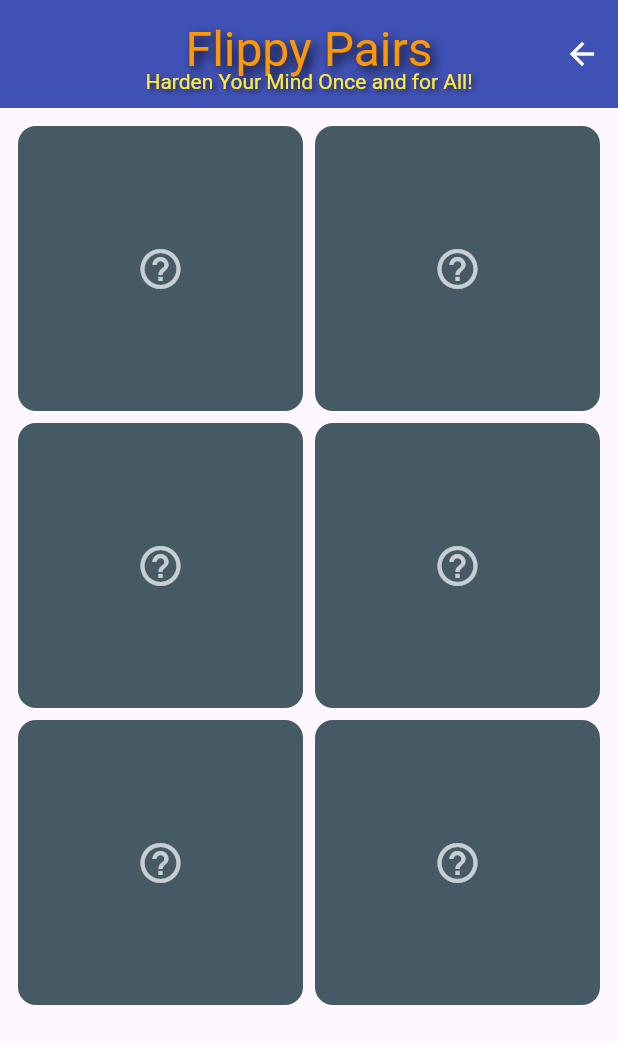
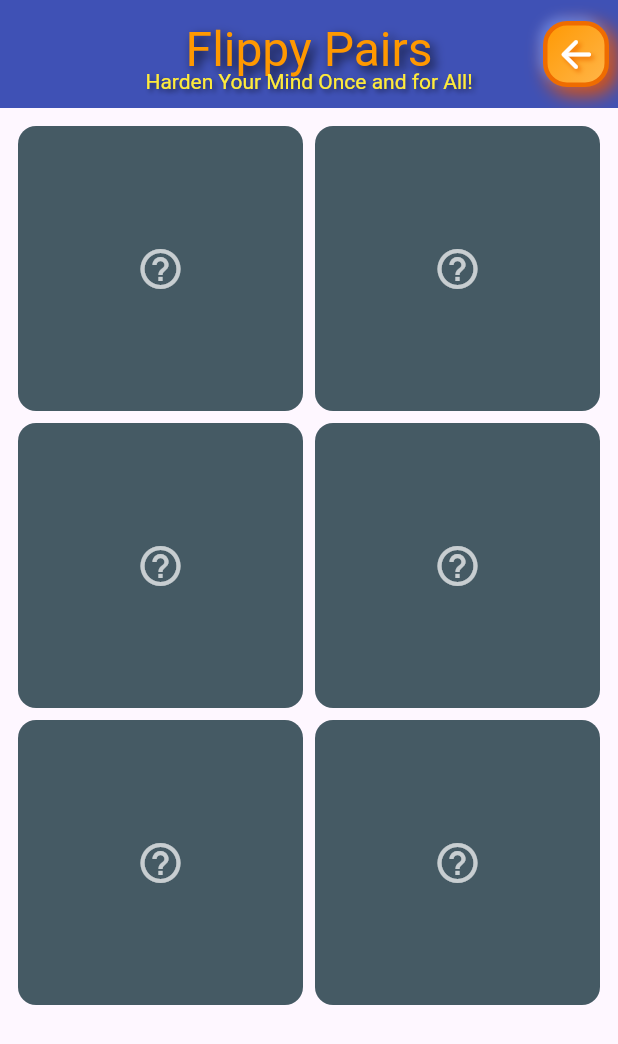
Before and after one commit to TangierDreams/flippy_pairs, a Flutter app: the screen it shows after launch, after a tap on "Start Playing!", on a phone screen of 412 x 824 dp. Shown: the top 1044 px of the screen. Run offline on Flutter 3.47's test engine with Material 3 defaults, Android fonts, the phone set to English and light mode, and no system bars; our stand-ins replace google_fonts, supabase_flutter; missing offline and left inert: flutter_soloud; accounts and stored records are empty; Roboto replaces fonts that are missing (Chewy).

Commit message:
26/09/2025

```diff
--- a/lib/PAGES/GAME/pag_game.dart
+++ b/lib/PAGES/GAME/pag_game.dart
@@ -56,7 +56,7 @@ class _PagGameState extends State<PagGame> {
       appBar: WidToolbar(
         showMenuButton: false,
         showBackButton: true,
-        showCloseButton: false,
+        //showCloseButton: false,
         subtitle: "Harden Your Mind Once and for All!",
       ),
       drawer: WidDrawer(),
--- a/lib/PAGES/SETTINGS/pag_settings.dart
+++ b/lib/PAGES/SETTINGS/pag_settings.dart
@@ -16,7 +16,6 @@ class PagSettings extends StatelessWidget {
       appBar: WidToolbar(
         showMenuButton: false,
         showBackButton: true,
-        showCloseButton: false,
       ),
 
       body: Center(
--- a/lib/PAGES/_HOME/pag_home.dart
+++ b/lib/PAGES/_HOME/pag_home.dart
@@ -1,13 +1,12 @@
+import 'package:flippy_pairs/SHARED/SERVICES/srv_sounds.dart';
 import 'package:flippy_pairs/SHARED/UTILS/constants.dart';
 import 'package:flutter/material.dart';
 import 'package:flippy_pairs/SHARED/WIDGETS/wid_toolbar.dart';
-import 'package:audioplayers/audioplayers.dart';
 
 // Variables globales:
 
 int rowsSelected = 3;
 int colsSelected = 2;
-final player = AudioPlayer();
 
 class PagHome extends StatefulWidget {
   const PagHome({super.key});
@@ -16,9 +15,7 @@ class PagHome extends StatefulWidget {
   State<PagHome> createState() => _PagHomeState();
 }
 
-
 class _PagHomeState extends State<PagHome> {
-
   // NEW: we keep track of the selected button index
 
   int selectedIndex = 0; // by default, first level selected
@@ -34,31 +31,24 @@ class _PagHomeState extends State<PagHome> {
     {"title": "9x8", "rows": 9, "cols": 8},
   ];
 
-
   @override
   Widget build(BuildContext context) {
-
     return Scaffold(
       //Toolbar:
       appBar: WidToolbar(
         showMenuButton: false,
         showBackButton: false,
-        showCloseButton: false,
+        //showCloseButton: false,
         subtitle: "Harden Your Mind Once and for All!",
       ),
 
       //drawer: MyDrawer(),
-
       body: Padding(
         padding: const EdgeInsets.all(20.0),
         child: Column(
           crossAxisAlignment: CrossAxisAlignment.stretch,
           children: [
-            Text(
-              'Difficulty',
-              textAlign: TextAlign.center,
-              style: AppTexts.textStyleOrange30,
-            ),
+            Text('Difficulty', textAlign: TextAlign.center, style: AppTexts.textStyleOrange30),
 
             const SizedBox(height: 15),
 
@@ -95,51 +85,37 @@ class _PagHomeState extends State<PagHome> {
   }
 }
 
-
 //------------------------------------------------------------------------------
 // Botón Play
 //------------------------------------------------------------------------------
 class PlayButton extends StatelessWidget {
-  const PlayButton({
-    super.key,
-  });
-
-  // static shared player so we can preload
-  static final AudioPlayer _player = AudioPlayer()..setSource(AssetSource('sounds/play.mp3'));
+  const PlayButton({super.key});
 
   @override
   Widget build(BuildContext context) {
+    return ElevatedButton(
+      onPressed: () async {
+        SrvSounds().emitPlaySound();
 
-    return ElevatedButton(
-      onPressed: () {
-        _player.resume(); // resume preloaded sound
-        Navigator.of(context).pushNamed(
-          '/game',
-          arguments: {'pRows': rowsSelected, 'pCols': colsSelected},
-        );
+        // Esperamos un poco para que se perciba el sonido
+        await Future.delayed(const Duration(milliseconds: 300));
+
+        if (context.mounted) {
+          Navigator.of(context).pushNamed('/game', arguments: {'pRows': rowsSelected, 'pCols': colsSelected});
+        }
       },
       style: ElevatedButton.styleFrom(
-        padding: const EdgeInsets.symmetric(
-          vertical: 15,
-          horizontal: 15,
-        ),
+        padding: const EdgeInsets.symmetric(vertical: 15, horizontal: 15),
         backgroundColor: AppColors.primary,
         foregroundColor: AppColors.contrast,
-        shape: RoundedRectangleBorder(
-          borderRadius: BorderRadius.circular(16),
-        ),
+        shape: RoundedRectangleBorder(borderRadius: BorderRadius.circular(16)),
         elevation: 10,
       ),
 
-      child: Text(
-        'Start Playing!',
-        style: AppTexts.textStyleOrange28,
-        textAlign: TextAlign.center,
-      ),
+      child: Text('Start Playing!', style: AppTexts.textStyleOrange28, textAlign: TextAlign.center),
     );
   }
 }
-
 
 //------------------------------------------------------------------------------
 // Boton de nivel.
@@ -162,33 +138,23 @@ class LevelButton extends StatelessWidget {
 
   @override
   Widget build(BuildContext context) {
-
-
-
     return AnimatedScale(
-      scale: selected ? 1.1 : 1.0, // 🔥 grows when selected
+      scale: selected ? 1.2 : 1.0,
       duration: const Duration(milliseconds: 200),
-      curve: Curves.easeOutBack,   // 🔥 elastic effect
+      curve: Curves.easeOutBack,
       child: ElevatedButton(
         onPressed: () async {
-          // 🔥 Play funny sound
-          await player.play(AssetSource('sounds/notification.mp3'));
-
-          // Then trigger the callback
+          SrvSounds().emitLevelSound();
           onTap();
         },
         style: ElevatedButton.styleFrom(
           padding: const EdgeInsets.symmetric(vertical: 25, horizontal: 20),
-        backgroundColor: selected ? AppColors.accent : AppColors.primary, // 🔥 highlight if selected
+          backgroundColor: selected ? Colors.orange : AppColors.primary,
           foregroundColor: AppColors.contrast,
           shape: RoundedRectangleBorder(borderRadius: BorderRadius.circular(16)),
-        elevation: selected ? 15 : 10, // 🔥 stronger elevation when selected
+          elevation: selected ? 15 : 10,
         ),
-      child: Text(
-        pTitle,
-        style: AppTexts.textStyleYellow30,
-        textAlign: TextAlign.center,
-      ),
+        child: Text(pTitle, style: AppTexts.textStyleYellow30, textAlign: TextAlign.center),
       ),
     );
   }
--- a/lib/SHARED/UTILS/constants.dart
+++ b/lib/SHARED/UTILS/constants.dart
@@ -1,3 +1,4 @@
+// import 'package:audioplayers/audioplayers.dart';
 import 'package:flutter/material.dart';
 import 'package:google_fonts/google_fonts.dart';
 
@@ -15,6 +16,16 @@ class AppColors {
 }
 
 class AppTexts {
+  static final textStyleOrange32 = GoogleFonts.luckiestGuy(
+    textStyle: const TextStyle(
+      fontSize: 32,
+      height: 0.9,
+      color: Colors.orange,
+      shadows: [
+        Shadow(blurRadius: 8, color: Colors.black87, offset: Offset(3, 3)),
+      ],
+    ),
+  );
 
   static final textStyleOrange30 = GoogleFonts.chewy(
     textStyle: const TextStyle(
@@ -22,11 +33,7 @@ class AppTexts {
       height: 0.7,
       color: Colors.orange,
       shadows: [
-          Shadow(
-            blurRadius: 4,
-            color: Colors.black54,
-            offset: Offset(2, 2),
-          ),
+        Shadow(blurRadius: 4, color: Colors.black54, offset: Offset(2, 2)),
       ],
     ),
   );
@@ -37,11 +44,7 @@ class AppTexts {
       //height: 0.9,
       color: Colors.orange,
       shadows: [
-          Shadow(
-            blurRadius: 8,
-            color: Colors.black87,
-            offset: Offset(3, 3),
-          ),
+        Shadow(blurRadius: 8, color: Colors.black87, offset: Offset(3, 3)),
       ],
     ),
   );
@@ -52,11 +55,18 @@ class AppTexts {
       height: 0.7,
       color: Colors.yellow,
       shadows: [
-            Shadow(
-              blurRadius: 4,
-              color: Colors.black54,
-              offset: Offset(2, 2),
+        Shadow(blurRadius: 4, color: Colors.black54, offset: Offset(2, 2)),
+      ],
     ),
+  );
+
+  static final textStyleYellow14 = GoogleFonts.chewy(
+    textStyle: const TextStyle(
+      fontSize: 14,
+      height: 0.7,
+      color: Colors.yellow,
+      shadows: [
+        Shadow(blurRadius: 4, color: Colors.black54, offset: Offset(2, 2)),
       ],
     ),
   );
@@ -70,7 +80,6 @@ class AppTexts {
     fontSize: 12,
     color: AppColors.contrast,
   );
-
 
   static final TextStyle normal = TextStyle(
     fontSize: 14,
--- a/lib/SHARED/data/dat_icons.dart
+++ b/lib/SHARED/data/dat_icons.dart
@@ -31,13 +31,17 @@ class DatIcons {
     Icons.arrow_circle_up,
     Icons.ice_skating,
     Icons.sports,
-    Icons.wifi,
     Icons.wifi_calling,
     Icons.lock_clock_outlined,
     Icons.mark_chat_read_outlined,
     Icons.ac_unit,
     Icons.insert_chart,
     Icons.abc_sharp,
+    Icons.alarm_add,
+    Icons.alarm_off,
+    Icons.temple_buddhist,
+    Icons.twelve_mp,
+    Icons.accessible,
   ];
 
   // Obtenemos un número de pares de iconos, desordenados:
--- /dev/null
+++ b/lib/SHARED/services/srv_sounds.dart
@@ -0,0 +1,52 @@
+import 'package:flutter/material.dart';
+import 'package:flutter_soloud/flutter_soloud.dart';
+
+class SrvSounds {
+  static final SrvSounds _instance = SrvSounds._internal();
+  factory SrvSounds() => _instance;
+  SrvSounds._internal();
+
+  final _soLoud = SoLoud.instance;
+
+  late AudioSource playSound;
+  late AudioSource levelSound;
+  late AudioSource flipSound;
+  late AudioSource gobackSound;
+
+  Future<void> init() async {
+    await _soLoud.init();
+
+    // Load all sounds at startup
+
+    try {
+      playSound = await _soLoud.loadAsset('assets/sounds/play.wav');
+    } catch (e) {
+      debugPrint("❌ Failed to load level sound: $e");
+    }
+
+    try {
+      levelSound = await _soLoud.loadAsset('assets/sounds/level.wav');
+    } catch (e) {
+      debugPrint("❌ Failed to load level sound: $e");
+    }
+
+    try {
+      flipSound = await _soLoud.loadAsset('assets/sounds/flip.wav');
+    } catch (e) {
+      debugPrint("❌ Failed to load flip sound: $e");
+    }
+
+    try {
+      gobackSound = await _soLoud.loadAsset('assets/sounds/goback.wav');
+    } catch (e) {
+      debugPrint("❌ Failed to load goBack sound: $e");
+    }
+  }
+
+  void emitPlaySound() => _soLoud.play(playSound);
+  void emitLevelSound() => _soLoud.play(levelSound);
+  void emitFlipSound() => _soLoud.play(flipSound);
+  void emitGobackSound() => _soLoud.play(gobackSound);
+
+  void dispose() => _soLoud.deinit();
+}
--- /dev/null
+++ b/lib/SHARED/widgets/wid_arrow_back.dart
@@ -0,0 +1,54 @@
+import 'package:flutter/material.dart';
+
+class WidArrowBack extends StatelessWidget {
+  const WidArrowBack({super.key});
+
+  @override
+  Widget build(BuildContext context) {
+    return Container(
+      width: 44,
+      height: 44,
+      decoration: BoxDecoration(
+        color: Colors.orange[400],
+        borderRadius: BorderRadius.circular(16),
+        border: Border.all(color: Colors.orange[800]!, width: 3),
+        boxShadow: [
+          BoxShadow(color: Colors.orange[900]!, blurRadius: 10, offset: const Offset(4, 4), spreadRadius: 1),
+          BoxShadow(color: const Color.fromARGB(255, 94, 124, 223), blurRadius: 5, offset: const Offset(-3, -3)),
+        ],
+        gradient: LinearGradient(
+          colors: [Colors.orange[500]!, Colors.orange[300]!],
+          begin: Alignment.topLeft,
+          end: Alignment.bottomRight,
+        ),
+      ),
+      child: Stack(
+        children: [
+          // Efecto de highlight
+          Positioned(
+            top: 4,
+            left: 4,
+            child: SizedBox(
+              width: 12,
+              height: 12,
+              // decoration: BoxDecoration(
+              //   color: const Color.fromARGB(255, 201, 50, 50),
+              //   borderRadius: BorderRadius.circular(6),
+              // ),
+            ),
+          ),
+          // Flecha extra gruesa
+          Center(
+            child: Icon(
+              Icons.arrow_back_rounded,
+              color: Colors.white,
+              size: 30,
+              weight: 1000, // Máximo grosor
+              shadows: [Shadow(color: Colors.orange[800]!, blurRadius: 4, offset: const Offset(2, 2))],
+            ),
+          ),
+        ],
+      ),
+    );
+  }
+}
--- a/lib/SHARED/widgets/wid_card.dart
+++ b/lib/SHARED/widgets/wid_card.dart
@@ -1,4 +1,5 @@
 import 'dart:math';
+import 'package:flippy_pairs/SHARED/SERVICES/srv_sounds.dart';
 import 'package:flutter/material.dart';
 
 class WidCard extends StatelessWidget {
@@ -16,7 +17,10 @@ class WidCard extends StatelessWidget {
   @override
   Widget build(BuildContext context) {
     return GestureDetector(
-      onTap: onTap,
+        onTap: () {
+           SrvSounds().emitFlipSound();  // extra action
+           onTap();                      // then call the passed function
+        },
       child: TweenAnimationBuilder<double>(
         tween: Tween<double>(
           begin: 0,
--- a/lib/SHARED/widgets/wid_toolbar.dart
+++ b/lib/SHARED/widgets/wid_toolbar.dart
@@ -1,29 +1,22 @@
+import 'package:flippy_pairs/SHARED/SERVICES/srv_sounds.dart';
+import 'package:flippy_pairs/SHARED/WIDGETS/wid_arrow_back.dart';
 import 'package:flutter/material.dart';
-import 'package:google_fonts/google_fonts.dart';
 import 'package:flippy_pairs/SHARED/UTILS/constants.dart';
 
 class WidToolbar extends StatelessWidget implements PreferredSizeWidget {
   final bool showMenuButton;
   final bool showBackButton;
-  final bool showCloseButton;
   final Function()? onMenuPressed;
   final Function()? onBackButtonPressed;
-  final Function()? onCloseButtonPressed;
   final String? subtitle;
-  final List<Widget>? extraActions;
-  final double toolbarHeight;
 
   const WidToolbar({
     super.key,
     this.showMenuButton = true,
     this.showBackButton = false,
-    this.showCloseButton = false,
     this.onMenuPressed,
     this.onBackButtonPressed,
-    this.onCloseButtonPressed,
     this.subtitle,
-    this.extraActions,
-    this.toolbarHeight = 72.0, // increase if fonts are larger
   });
 
   @override
@@ -35,8 +28,7 @@ class WidToolbar extends StatelessWidget implements PreferredSizeWidget {
               builder: (BuildContext context) {
                 return IconButton(
                   icon: const Icon(Icons.menu),
-                  onPressed:
-                      onMenuPressed ?? () => Scaffold.of(context).openDrawer(),
+                  onPressed: onMenuPressed ?? () => Scaffold.of(context).openDrawer(),
                 );
               },
             )
@@ -44,67 +36,39 @@ class WidToolbar extends StatelessWidget implements PreferredSizeWidget {
       backgroundColor: AppColors.primary,
       foregroundColor: AppColors.contrast,
       centerTitle: true,
-      toolbarHeight: toolbarHeight, // <-- ensures the bar is tall enough
+      toolbarHeight: 72.0, // <-- Altura del toolbar
       title: Column(
         mainAxisSize: MainAxisSize.min, // don't stretch vertically
         children: [
-          const SizedBox(height: 6), // small top offset *inside* the bar
-          Text(
-            AppGeneral.title,
-            style: GoogleFonts.luckiestGuy(
-              textStyle: const TextStyle(
-                fontSize: 32,
-                height: 0.9,
-                color: Colors.orange,
-                shadows: [
-                  Shadow(
-                    blurRadius: 8,
-                    color: Colors.black87,
-                    offset: Offset(3, 3),
-                  ),
-                ],
-              ),
-            ),
-          ),
+          const SizedBox(height: 6),
+          Text(AppGeneral.title, style: AppTexts.textStyleOrange32),
           if (subtitle != null) ...[
-            const SizedBox(height: 1), // small gap between title and subtitle
-            Text(
-              subtitle!,
-              style: GoogleFonts.chewy(
-                textStyle: const TextStyle(
-                  fontSize: 14,
-                  height: 0.7,
-                  color: Colors.yellow,
-                  shadows: [
-                    Shadow(
-                      blurRadius: 4,
-                      color: Colors.black54,
-                      offset: Offset(2, 2),
-                    ),
-                  ],
-                ),
-              ),
-            ),
+            const SizedBox(height: 1), // Pequeño espacio entre título y subtítulo
+            Text(subtitle!, style: AppTexts.textStyleYellow14),
           ],
         ],
       ),
       actions: <Widget>[
         if (showBackButton)
-          IconButton(
-            icon: const Icon(Icons.arrow_back),
-            onPressed: onBackButtonPressed ?? () => Navigator.of(context).pop(),
-          )
-        else if (showCloseButton)
-          IconButton(
-            icon: const Icon(Icons.close),
-            onPressed:
-                onCloseButtonPressed ?? () => Navigator.of(context).pop(),
+          GestureDetector(
+            onTapDown: (_) {
+              // 👇 play sound immediately when finger touches
+              SrvSounds().emitGobackSound();
+            },
+            onTap: () {
+              // 👇 navigate when finger is released
+              if (onBackButtonPressed != null) {
+                onBackButtonPressed!(); // call the custom callback if provided
+              } else if (context.mounted) {
+                Navigator.of(context).pop(); // default behavior
+              }
+            },
+            child: Padding(padding: const EdgeInsets.all(6), child: WidArrowBack()),
           ),
-        if (extraActions != null) ...extraActions!,
       ],
     );
   }
 
   @override
-  Size get preferredSize => Size.fromHeight(toolbarHeight);
+  Size get preferredSize => Size.fromHeight(72.0);
 }
--- a/lib/main.dart
+++ b/lib/main.dart
@@ -1,18 +1,16 @@
-import 'package:audioplayers/audioplayers.dart';
 import 'package:flippy_pairs/PAGES/GAME/pag_game.dart';
+import 'package:flippy_pairs/SHARED/SERVICES/srv_sounds.dart';
 import 'package:flutter/material.dart';
 import 'package:flippy_pairs/PAGES/_HOME/pag_home.dart';
 import 'package:flippy_pairs/SHARED/UTILS/constants.dart';
 
-final AudioPlayer clickPlayer = AudioPlayer();
-
 Future<void> main() async {
   WidgetsFlutterBinding.ensureInitialized();
+  runApp(const MyApp());
 
-  // Preload the sound once
-  await clickPlayer.setSource(AssetSource('sounds/play.mp3'));
+  // Inicializamos la librería de efectos de sonido:
 
-  runApp(const MyApp());
+  SrvSounds().init();
 }
 
 class MyApp extends StatelessWidget {
@@ -26,10 +24,7 @@ class MyApp extends StatelessWidget {
 
       // ROUTING A LAS DISTINTAS PAGINAS:
       initialRoute: '/',
-      routes: {
-        '/': (context) => const PagHome(),
-        '/game': (context) => const PagGame(),
-      },
+      routes: {'/': (context) => const PagHome(), '/game': (context) => const PagGame()},
     );
   }
 }
```
Also changed, not shown: pubspec.yaml (+9 -6 lines), pubspec.lock, 11 other files. Lines whose indentation alone changed are shown as unchanged.
